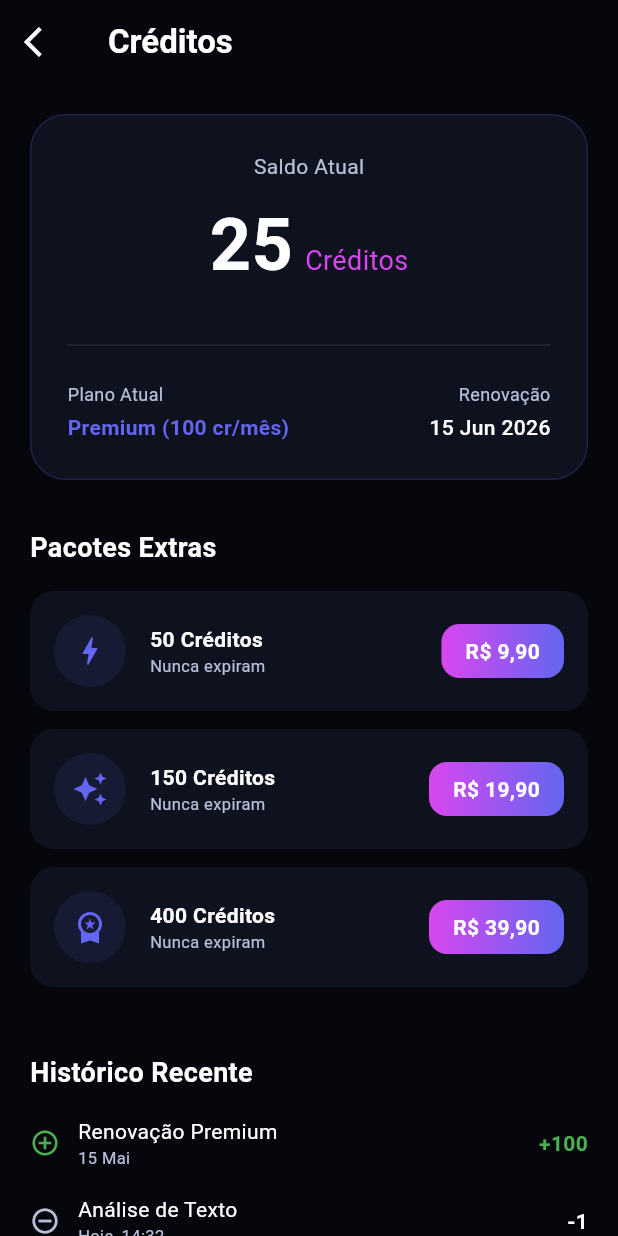
After one commit to mailsonoliveiraoficial-netizen/Rizz-Master, a Flutter app: the CreditsPage screen opened directly, on a phone screen of 412 x 824 dp. The commit adds this screen. Run offline on Flutter 3.47's test engine with Material 3 defaults, Android fonts, the phone set to English and light mode, and no system bars; our stand-ins replace cloud_firestore, firebase_auth, firebase_core; accounts and stored records are empty; Roboto replaces fonts that are missing (Poppins).

Commit message:
feat: concluir etapa 6.1 - tela de créditos premium

```diff
--- /dev/null
+++ b/lib/presentation/pages/credits/credits_page.dart
@@ -0,0 +1,43 @@
+import 'package:flutter/material.dart';
+import '../../../../core/themes/app_theme.dart';
+import 'widgets/credit_balance_card.dart';
+import 'widgets/extra_packs_section.dart';
+import 'widgets/credit_history_section.dart';
+
+class CreditsPage extends StatelessWidget {
+  const CreditsPage({super.key});
+
+  @override
+  Widget build(BuildContext context) {
+    return Scaffold(
+      backgroundColor: AppTheme.backgroundColor,
+      appBar: AppBar(
+        backgroundColor: Colors.transparent,
+        elevation: 0,
+        title: const Text(
+          "Créditos",
+          style: TextStyle(fontWeight: FontWeight.bold, color: Colors.white),
+        ),
+        leading: IconButton(
+          icon: const Icon(Icons.arrow_back_ios, color: Colors.white),
+          onPressed: () => Navigator.pop(context),
+        ),
+      ),
+      body: const SingleChildScrollView(
+        physics: BouncingScrollPhysics(),
+        padding: EdgeInsets.symmetric(horizontal: 20),
+        child: Column(
+          children: [
+            SizedBox(height: 20),
+            CreditBalanceCard(),
+            SizedBox(height: 32),
+            ExtraPacksSection(),
+            SizedBox(height: 32),
+            CreditHistorySection(),
+            SizedBox(height: 40),
+          ],
+        ),
+      ),
+    );
+  }
+}
--- /dev/null
+++ b/lib/presentation/pages/credits/widgets/credit_balance_card.dart
@@ -0,0 +1,88 @@
+import 'package:flutter/material.dart';
+import '../../../../core/themes/app_theme.dart';
+
+class CreditBalanceCard extends StatelessWidget {
+  const CreditBalanceCard({super.key});
+
+  @override
+  Widget build(BuildContext context) {
+    return Container(
+      width: double.infinity,
+      padding: const EdgeInsets.all(24),
+      decoration: BoxDecoration(
+        color: AppTheme.cardColor,
+        borderRadius: BorderRadius.circular(24),
+        border: Border.all(color: AppTheme.primaryPurple.withValues(alpha: 0.2)),
+      ),
+      child: Column(
+        children: [
+          const Text(
+            "Saldo Atual",
+            style: TextStyle(color: AppTheme.textGrey, fontSize: 14),
+          ),
+          const SizedBox(height: 8),
+          const Row(
+            mainAxisAlignment: MainAxisAlignment.center,
+            crossAxisAlignment: CrossAxisAlignment.baseline,
+            textBaseline: TextBaseline.alphabetic,
+            children: [
+              Text(
+                "25",
+                style: TextStyle(
+                  color: Colors.white,
+                  fontSize: 48,
+                  fontWeight: FontWeight.bold,
+                ),
+              ),
+              SizedBox(width: 8),
+              Text(
+                "Créditos",
+                style: TextStyle(color: AppTheme.accentPink, fontSize: 18),
+              ),
+            ],
+          ),
+          const SizedBox(height: 24),
+          Divider(color: Colors.white.withValues(alpha: 0.1)),
+          const SizedBox(height: 16),
+          const _BuildPlanInfo(), // Nome corrigido para PascalCase com const
+        ],
+      ),
+    );
+  }
+}
+
+// Classe renomeada e otimizada internamente com const para o linter aprovar
+class _BuildPlanInfo extends StatelessWidget {
+  const _BuildPlanInfo();
+
+  @override
+  Widget build(BuildContext context) {
+    return const Row(
+      mainAxisAlignment: MainAxisAlignment.spaceBetween,
+      children: [
+        Column(
+          crossAxisAlignment: CrossAxisAlignment.start,
+          children: [
+            Text("Plano Atual", style: TextStyle(color: AppTheme.textGrey, fontSize: 12)),
+            SizedBox(height: 4),
+            Text(
+              "Premium (100 cr/mês)",
+              style: TextStyle(color: AppTheme.primaryPurple, fontWeight: FontWeight.bold),
+            ),
+          ],
+        ),
+        Column(
+          crossAxisAlignment: CrossAxisAlignment.end,
+          children: [
+            Text("Renovação", style: TextStyle(color: AppTheme.textGrey, fontSize: 12)),
+            SizedBox(height: 4),
+            Text(
+              "15 Jun 2026",
+              style: TextStyle(color: Colors.white, fontWeight: FontWeight.w500),
+            ),
+          ],
+        ),
+      ],
+    );
+  }
+}
--- /dev/null
+++ b/lib/presentation/pages/credits/widgets/credit_history_section.dart
@@ -0,0 +1,59 @@
+import 'package:flutter/material.dart';
+import '../../../../core/themes/app_theme.dart';
+
+class CreditHistorySection extends StatelessWidget {
+  const CreditHistorySection({super.key});
+
+  @override
+  Widget build(BuildContext context) {
+    return Column(
+      crossAxisAlignment: CrossAxisAlignment.start,
+      children: [
+        const Text(
+          "Histórico Recente",
+          style: TextStyle(color: Colors.white, fontSize: 18, fontWeight: FontWeight.bold),
+        ),
+        const SizedBox(height: 16),
+        _buildHistoryItem("Renovação Premium", "+100", "15 Mai", true),
+        _buildHistoryItem("Análise de Texto", "-1", "Hoje, 14:32", false),
+        _buildHistoryItem("Análise de Print", "-3", "Ontem, 21:15", false),
+      ],
+    );
+  }
+
+  Widget _buildHistoryItem(String title, String value, String date, bool isPositive) {
+    return Padding(
+      padding: const EdgeInsets.only(bottom: 16),
+      child: Row(
+        mainAxisAlignment: MainAxisAlignment.spaceBetween,
+        children: [
+          Row(
+            children: [
+              Icon(
+                isPositive ? Icons.add_circle_outline : Icons.remove_circle_outline,
+                color: isPositive ? Colors.green : AppTheme.textGrey,
+                size: 20,
+              ),
+              const SizedBox(width: 12),
+              Column(
+                crossAxisAlignment: CrossAxisAlignment.start,
+                children: [
+                  Text(title, style: const TextStyle(color: Colors.white, fontSize: 14)),
+                  Text(date, style: const TextStyle(color: AppTheme.textGrey, fontSize: 11)),
+                ],
+              ),
+            ],
+          ),
+          Text(
+            value,
+            style: TextStyle(
+              color: isPositive ? Colors.green : Colors.white,
+              fontWeight: FontWeight.bold,
+              fontSize: 14,
+            ),
+          ),
+        ],
+      ),
+    );
+  }
+}
--- /dev/null
+++ b/lib/presentation/pages/credits/widgets/extra_packs_section.dart
@@ -0,0 +1,67 @@
+import 'package:flutter/material.dart';
+import '../../../../core/themes/app_theme.dart';
+
+class ExtraPacksSection extends StatelessWidget {
+  const ExtraPacksSection({super.key});
+
+  @override
+  Widget build(BuildContext context) {
+    return Column(
+      crossAxisAlignment: CrossAxisAlignment.start,
+      children: [
+        const Text(
+          "Pacotes Extras",
+          style: TextStyle(color: Colors.white, fontSize: 18, fontWeight: FontWeight.bold),
+        ),
+        const SizedBox(height: 16),
+        _buildPackItem("50 Créditos", "R\$ 9,90", Icons.bolt),
+        _buildPackItem("150 Créditos", "R\$ 19,90", Icons.auto_awesome),
+        _buildPackItem("400 Créditos", "R\$ 39,90", Icons.workspace_premium),
+      ],
+    );
+  }
+
+  Widget _buildPackItem(String title, String price, IconData icon) {
+    return Container(
+      margin: const EdgeInsets.only(bottom: 12), // Corrigido aqui
+      padding: const EdgeInsets.all(16),
+      decoration: BoxDecoration(
+        color: AppTheme.cardColor,
+        borderRadius: BorderRadius.circular(16),
+      ),
+      child: Row(
+        children: [
+          Container(
+            padding: const EdgeInsets.all(12),
+            decoration: BoxDecoration(
+              color: AppTheme.primaryPurple.withValues(alpha: 0.1),
+              shape: BoxShape.circle,
+            ),
+            child: Icon(icon, color: AppTheme.primaryPurple, size: 24),
+          ),
+          const SizedBox(width: 16),
+          Expanded(
+            child: Column(
+              crossAxisAlignment: CrossAxisAlignment.start,
+              children: [
+                Text(title, style: const TextStyle(color: Colors.white, fontWeight: FontWeight.bold)),
+                const Text("Nunca expiram", style: TextStyle(color: AppTheme.textGrey, fontSize: 11)),
+              ],
+            ),
+          ),
+          Container(
+            padding: const EdgeInsets.symmetric(horizontal: 16, vertical: 8),
+            decoration: BoxDecoration(
+              gradient: const LinearGradient(colors: [AppTheme.accentPink, AppTheme.primaryPurple]),
+              borderRadius: BorderRadius.circular(12),
+            ),
+            child: Text(
+              price,
+              style: const TextStyle(color: Colors.white, fontWeight: FontWeight.bold),
+            ),
+          ),
+        ],
+      ),
+    );
+  }
+}
```
Also changed, not shown: lib/presentation/pages/home/home_page.dart (+41 -5 lines), lib/presentation/pages/home/widgets/rizz_bottom_nav.dart (+120 -11 lines), lib/presentation/pages/home/widgets/rizz_credit_card.dart (+9 -2 lines).
